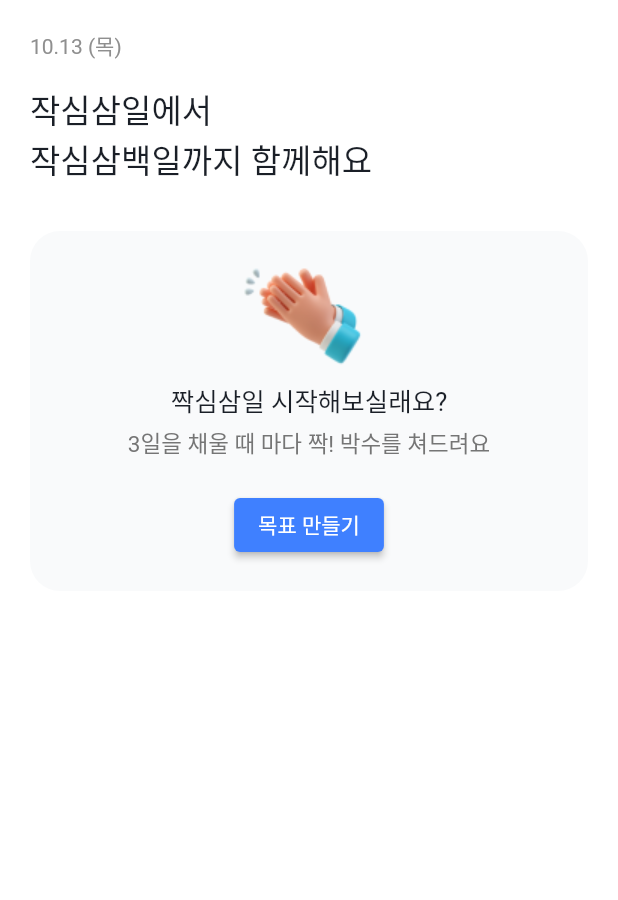
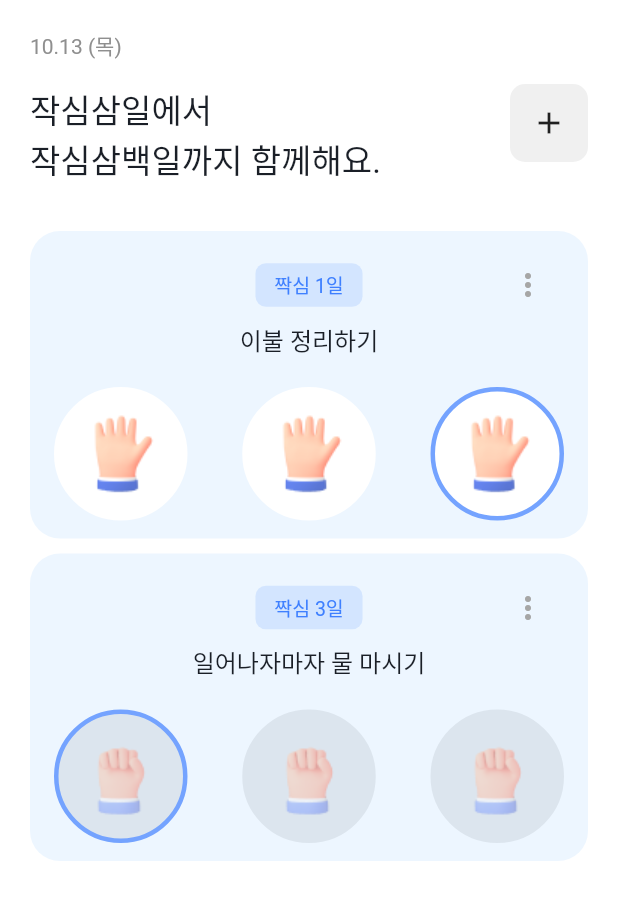
Before and after one commit to depromeet12th/three-days-flutter-archived, a Flutter app: the screen it shows after launch, on a phone screen of 412 x 824 dp. Shown: the top 900 px of the screen. Run offline on Flutter 3.47's test engine with Material 2 defaults, Android fonts, the phone set to English and light mode, and no system bars; our stand-ins replace firebase_core, flutter_dotenv; accounts and stored records are empty.

Commit message:
feat: 짝심 목표 1개 이상인 경우 화면 추가

```diff
--- a/lib/goal/goal.dart
+++ b/lib/goal/goal.dart
@@ -1,9 +1,45 @@
 class Goal {
   final String title;
   final int days;
+  /// 0,1,2 중에 오늘 몇번째 짝! 누를수 있는지
+  int clapIndex;
+  /// 오늘꺼 눌렀는지 아닌지
+  bool clapChecked;
 
   Goal({
     required this.title,
     required this.days,
+    this.clapIndex = 0,
+    this.clapChecked = false,
   });
+
+  /// index: 0,1,2 위젯 중에 몇번째 인덱스 위젯인지
+  bool isChecked(int index) {
+    if (clapIndex > index) {
+      return true;
+    }
+    if (clapIndex == index) {
+      return clapChecked;
+    }
+    // clapIndex < index 는 아직 도래하지않은 짝! 이므로 무조건 false
+    return false;
+  }
+
+  /// index: 0,1,2 위젯 중에 몇번째 인덱스 위젯인지
+  bool isFocused(int index) {
+    return clapIndex == index;
+  }
+
+  void setChecked() {
+    clapChecked = true;
+  }
+
+  void setUnchecked() {
+    clapChecked = false;
+  }
+
+  @override
+  String toString() {
+    return 'Goal{title: $title, days: $days, clapIndex: $clapIndex, clapChecked: $clapChecked}';
+  }
 }
--- a/lib/goal/goal_list_page.dart
+++ b/lib/goal/goal_list_page.dart
@@ -1,24 +1,21 @@
 import 'package:flutter/material.dart';
 import 'package:three_days/goal/goal.dart';
 import 'package:three_days/goal/goal_widget.dart';
-import 'package:three_days/goal/initial_goal.dart';
+import 'package:three_days/goal/initial_goal_widget.dart';
 
 class GoalListPage extends StatelessWidget {
   const GoalListPage({super.key});
 
   @override
   Widget build(BuildContext context) {
-    final List<Goal> goals = [];
-    // final List<Goal> goals = [
-    //   Goal(
-    //     title: '이불 정리하기',
-    //     days: 1,
-    //   ),
-    //   Goal(
-    //     title: '일어나자마자 물 마시기',
-    //     days: 3,
-    //   ),
-    // ];
+    // final List<Goal> goals = [];
+    final List<Goal> goals = [
+      Goal(title: '이불 정리하기', days: 1, clapIndex: 2, clapChecked: true),
+      Goal(
+        title: '일어나자마자 물 마시기',
+        days: 3,
+      ),
+    ];
 
     return SafeArea(
       child: Scaffold(
@@ -31,25 +28,22 @@ class GoalListPage extends StatelessWidget {
               children: [
                 Column(
                   crossAxisAlignment: CrossAxisAlignment.start,
-                  children: const [
+                  children: [
                     // TODO: 현재 날짜
                     // TODO: Formatting
-                    Text(
+                    const Text(
                       '10.13 (목)',
                       style: TextStyle(
                         color: Color.fromRGBO(0x8F, 0x8F, 0x8F, 1.0),
                         fontSize: 14,
                       ),
                     ),
-                    SizedBox(
+                    const SizedBox(
                       height: 15,
                     ),
-                    Text(
-                      '작심삼일에서\n작심삼백일까지 함께해요',
-                      style: TextStyle(
-                        color: Color.fromRGBO(0x1A, 0x1F, 0x27, 1.0),
-                        fontSize: 22,
-                      ),
+                    Row(
+                      crossAxisAlignment: CrossAxisAlignment.start,
+                      children: _getTitleRowWidgets(context, goals),
                     ),
                   ],
                 ),
@@ -63,12 +57,51 @@ class GoalListPage extends StatelessWidget {
     );
   }
 
+  List<Widget> _getTitleRowWidgets(BuildContext context, List<Goal> goals) {
+    List<Widget> widgets = [
+      const Text(
+        '작심삼일에서\n작심삼백일까지 함께해요.',
+        style: TextStyle(
+          color: Color.fromRGBO(0x1A, 0x1F, 0x27, 1.0),
+          fontSize: 22,
+        ),
+      )
+    ];
+
+    if (goals.isNotEmpty) {
+      widgets.add(const Spacer());
+      widgets.add(
+        GestureDetector(
+          onTapUp: (_) {
+            Navigator.of(context).pushNamed('/goal/add');
+          },
+          child: Container(
+            decoration: BoxDecoration(
+              borderRadius: BorderRadius.circular(10.0),
+              color: const Color.fromRGBO(0xF0, 0xF0, 0xF0, 1.0),
+            ),
+            child: const Padding(
+              padding: EdgeInsets.all(14.0),
+              child: Icon(Icons.add),
+            ),
+          ),
+        ),
+      );
+    }
+    return widgets;
+  }
+
   Widget _getGoals(List<Goal> goals) {
     if (goals.isEmpty) {
       return const InitialGoal();
     } else {
-      return Column(
-        children: goals.map((e) => GoalWidget(goal: e)).toList(),
+      return ListView.separated(
+        shrinkWrap: true,
+        itemCount: goals.length,
+        itemBuilder: (BuildContext context, int index) =>
+            GoalWidget(goal: goals[index]),
+        separatorBuilder: (BuildContext context, int index) =>
+            const SizedBox(height: 10),
       );
     }
   }
--- a/lib/goal/goal_widget.dart
+++ b/lib/goal/goal_widget.dart
@@ -1,7 +1,7 @@
 import 'package:flutter/material.dart';
 import 'package:three_days/goal/goal.dart';
 
-class GoalWidget extends StatelessWidget {
+class GoalWidget extends StatefulWidget {
   const GoalWidget({
     super.key,
     required this.goal,
@@ -10,39 +10,56 @@ class GoalWidget extends StatelessWidget {
   final Goal goal;
 
   @override
+  State<StatefulWidget> createState() {
+    return _GoalWidgetState();
+  }
+}
+
+class _GoalWidgetState extends State<GoalWidget> {
+  late Goal goal;
+
+  @override
+  void initState() {
+    super.initState();
+    goal = widget.goal;
+  }
+
+  @override
   Widget build(BuildContext context) {
     return Container(
       decoration: BoxDecoration(
         borderRadius: BorderRadius.circular(20.0),
-        color: const Color.fromRGBO(0xF9, 0xFA, 0xFB, 1.0),
+        color: const Color.fromRGBO(0xED, 0xF6, 0xFF, 1.0),
       ),
       child: Padding(
-        padding: const EdgeInsets.all(20.0),
+        padding: const EdgeInsets.symmetric(vertical: 12, horizontal: 16),
         child: Column(
           children: [
             Row(
               children: [
-                Column(
-                  crossAxisAlignment: CrossAxisAlignment.start,
-                  children: [
-                    Text(
-                      goal.title,
+                const Spacer(),
+                Container(
+                  decoration: BoxDecoration(
+                    borderRadius: BorderRadius.circular(7.0),
+                    color: const Color.fromRGBO(0xD3, 0xE5, 0xFF, 1.0),
+                  ),
+                  child: Padding(
+                    padding: const EdgeInsets.symmetric(
+                        vertical: 5.0, horizontal: 12.5),
+                    child: Text(
+                      '짝심 ${widget.goal.days}일',
                       style: const TextStyle(
-                        color: Color.fromRGBO(0x1A, 0x1F, 0x27, 1.0),
-                        fontSize: 16,
+                        color: Color.fromRGBO(0x3F, 0x80, 0xFF, 1.0),
+                        fontSize: 13,
                       ),
                     ),
-                    Text(
-                      '짝심 연속 ${goal.days}일째',
-                      style: const TextStyle(
-                        color: Color.fromRGBO(0x8D, 0x95, 0xA0, 1.0),
-                        fontSize: 15,
                   ),
                 ),
-                  ],
-                ),
-                const Spacer(),
-                IconButton(
+                Expanded(
+                  flex: 1,
+                  child: Align(
+                    alignment: Alignment.centerRight,
+                    child: IconButton(
                       onPressed: () {
                         _showModalBottomSheet(context);
                       },
@@ -51,18 +68,35 @@ class GoalWidget extends StatelessWidget {
                         color: Color.fromRGBO(0xA6, 0xA6, 0xA6, 1.0),
                       ),
                     ),
+                  ),
+                ),
               ],
+            ),
+            Text(
+              widget.goal.title,
+              style: const TextStyle(
+                color: Color.fromRGBO(0x1A, 0x1F, 0x27, 1.0),
+                fontSize: 16,
+              ),
+            ),
+            const SizedBox(
+              height: 20,
             ),
             Row(
               children: [
-                Image.asset('images/clap.png'),
-                Opacity(
-                  opacity: goal.days < 2 ? 0.3 : 1.0,
-                  child: Image.asset('images/clap.png'),
+                _clapWidget(
+                  checked: widget.goal.isChecked(0),
+                  focused: widget.goal.isFocused(0),
                 ),
-                Opacity(
-                  opacity: goal.days < 3 ? 0.3 : 1.0,
-                  child: Image.asset('images/clap.png'),
+                const Spacer(),
+                _clapWidget(
+                  checked: widget.goal.isChecked(1),
+                  focused: widget.goal.isFocused(1),
+                ),
+                const Spacer(),
+                _clapWidget(
+                  checked: widget.goal.isChecked(2),
+                  focused: widget.goal.isFocused(2),
                 ),
               ],
             ),
@@ -72,7 +106,50 @@ class GoalWidget extends StatelessWidget {
     );
   }
 
-  _showModalBottomSheet(BuildContext context) {
+  /// checked: 오늘꺼 체크 했는지
+  /// focused: 오늘껀지
+  Widget _clapWidget({
+    required bool checked,
+    bool focused = false,
+  }) {
+    final backgroundColor =
+        checked ? Colors.white : const Color.fromRGBO(220, 229, 238, 1.0);
+    return GestureDetector(
+      onTapUp: (details) {
+        if (!focused) {
+          return;
+        }
+        setState(() {
+          if (widget.goal.clapChecked) {
+            widget.goal.setUnchecked();
+          } else {
+            widget.goal.setChecked();
+          }
+        });
+      },
+      child: Container(
+        decoration: BoxDecoration(
+            shape: BoxShape.circle,
+            color: backgroundColor,
+            // XXX: 테두리가 안쪽으로 그려지지 않아서 선택되지 않은 항목은 배경색이랑 같은 테두리를 그림
+            border: Border.all(
+              color: focused
+                  ? const Color.fromRGBO(0x74, 0xA3, 0xFF, 1.0)
+                  : backgroundColor,
+              strokeAlign: BorderSide.strokeAlignInside,
+              width: 3.0,
+            )),
+        child: Padding(
+          padding: const EdgeInsets.all(9.0),
+          child: Image.asset(
+            checked ? 'images/clap_checked.png' : 'images/clap_unchecked.png',
+          ),
+        ),
+      ),
+    );
+  }
+
+  void _showModalBottomSheet(BuildContext context) {
     showModalBottomSheet<void>(
       context: context,
       builder: (BuildContext context) {
--- a/pubspec.yaml
+++ b/pubspec.yaml
@@ -67,7 +67,8 @@ flutter:
   #   - images/a_dot_ham.jpeg
   assets:
     - .env
-    - images/clap.png
+    - images/clap_checked.png
+    - images/clap_unchecked.png
     - images/initial_clap.png
 
   # An image asset can refer to one or more resolution-specific "variants", see
```
Also changed, not shown: images/clap.png (deleted), images/clap_checked.png (added), images/clap_unchecked.png (added), lib/goal/initial_goal_widget.dart (renamed from lib/goal/initial_goal.dart). Lines whose indentation alone changed are shown as unchanged.
